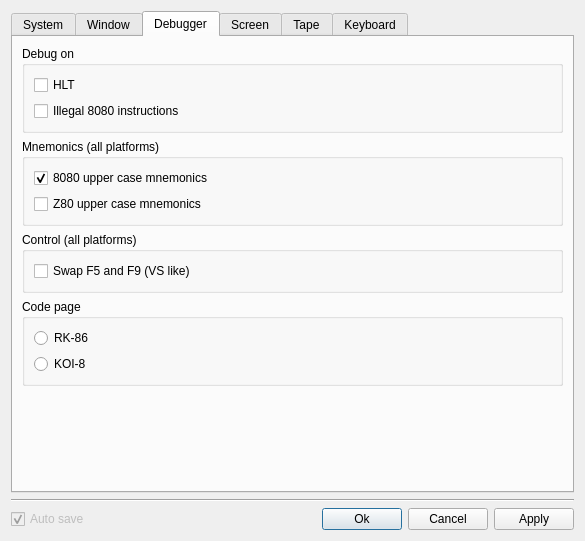
First picture: the form in src/qt/qtSettingsDialog.ui, repository vpyk/emu80v4, before the edit.
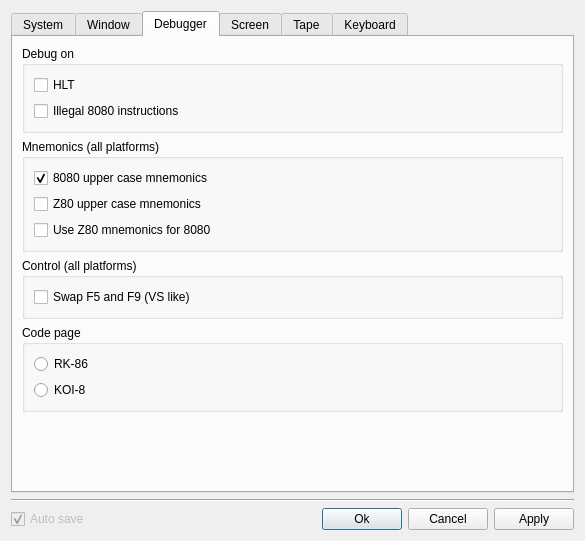
Second picture: the form after the edit. The open tabs and pages were chosen to show the change.

Commit message: Add new debugger option: use Z80 mnemonics for 8080

What changed in the file:
```diff
--- a/src/qt/qtSettingsDialog.ui
+++ b/src/qt/qtSettingsDialog.ui
@@ -7,7 +7,7 @@
     <x>0</x>
     <y>0</y>
     <width>585</width>
-    <height>508</height>
+    <height>516</height>
    </rect>
   </property>
   <property name="windowTitle">
@@ -847,6 +847,13 @@
             </property>
            </widget>
           </item>
+          <item>
+           <widget class="QCheckBox" name="forceZ80checkBox">
+            <property name="text">
+             <string>Use Z80 mnemonics for 8080</string>
+            </property>
+           </widget>
+          </item>
          </layout>
         </widget>
        </item>
```
Left out of the diff: 5 changed lines with no effect on the pictures. The commit also changes 9 other files.
